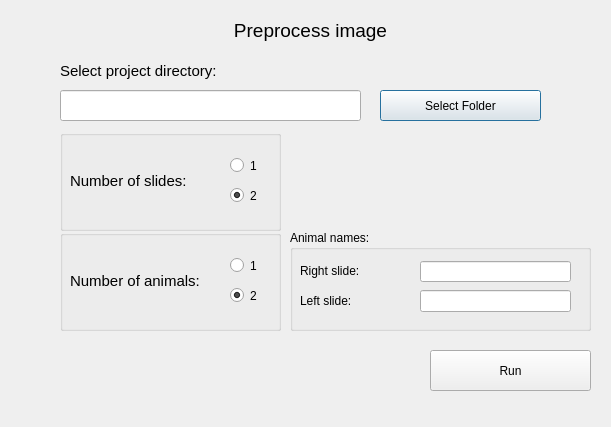
First picture: the form in src/qt_guis/preprocess.ui, repository Turku-BioImaging/mouse-brain-alignment-tool, before the edit.
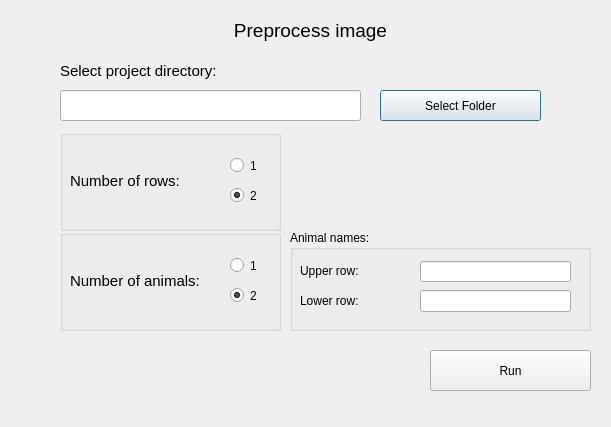
Second picture: the form after the edit.

The edit to the form file:
```diff
--- a/src/qt_guis/preprocess.ui
+++ b/src/qt_guis/preprocess.ui
@@ -210,7 +210,7 @@
      </font>
     </property>
     <property name="text">
-     <string>Number of slides:</string>
+     <string>Number of rows:</string>
     </property>
    </widget>
   </widget>
@@ -256,7 +256,7 @@
      </rect>
     </property>
     <property name="text">
-     <string>Right slide:</string>
+     <string>Upper row:</string>
     </property>
    </widget>
    <widget class="QLabel" name="label_6">
@@ -269,7 +269,7 @@
      </rect>
     </property>
     <property name="text">
-     <string>Left slide:</string>
+     <string>Lower row:</string>
     </property>
    </widget>
   </widget>
```
Left out of the diff: 6 changed lines with no effect on the pictures.
